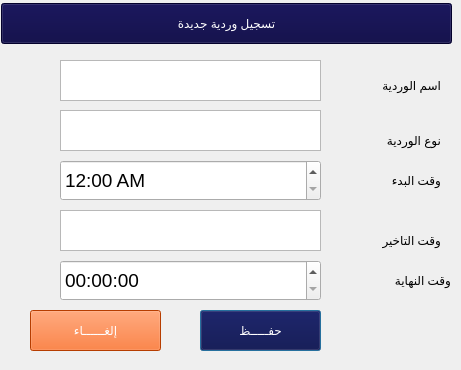
IbnEissa/EduTrackingPublic, file shiftDialog.ui: the form before one commit.
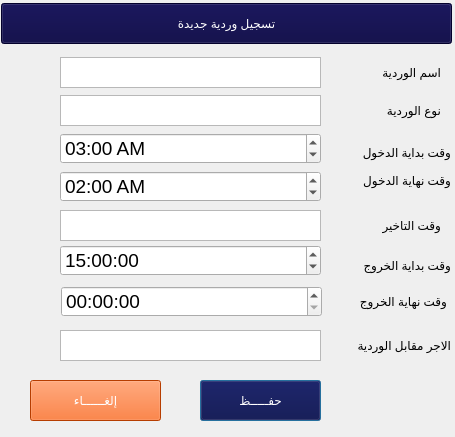
The form after the commit.

```diff
--- a/shiftDialog.ui
+++ b/shiftDialog.ui
@@ -6,8 +6,8 @@
    <rect>
     <x>0</x>
     <y>0</y>
-    <width>461</width>
-    <height>370</height>
+    <width>455</width>
+    <height>437</height>
    </rect>
   </property>
   <property name="windowTitle">
@@ -17,7 +17,7 @@
    <property name="geometry">
     <rect>
      <x>370</x>
-     <y>130</y>
+     <y>100</y>
      <width>71</width>
      <height>21</height>
     </rect>
@@ -33,7 +33,7 @@
    <property name="geometry">
     <rect>
      <x>200</x>
-     <y>310</y>
+     <y>380</y>
      <width>121</width>
      <height>41</height>
     </rect>
@@ -50,9 +50,9 @@
   <widget class="QLabel" name="label_4">
    <property name="geometry">
     <rect>
-     <x>340</x>
-     <y>170</y>
-     <width>101</width>
+     <x>330</x>
+     <y>142</y>
+     <width>121</width>
      <height>21</height>
     </rect>
    </property>
@@ -60,16 +60,16 @@
     <string notr="true">font: 10pt &quot;PT Bold Heading&quot;;</string>
    </property>
    <property name="text">
-    <string>وقت البدء</string>
+    <string>وقت بداية الدخول</string>
    </property>
   </widget>
   <widget class="QTextEdit" name="txtshift_Type">
    <property name="geometry">
     <rect>
      <x>60</x>
-     <y>110</y>
+     <y>95</y>
      <width>261</width>
-     <height>41</height>
+     <height>31</height>
     </rect>
    </property>
    <property name="font">
@@ -80,14 +80,17 @@
    <property name="inputMethodHints">
     <set>Qt::ImhPreferNumbers</set>
    </property>
+   <property name="verticalScrollBarPolicy">
+    <enum>Qt::ScrollBarAlwaysOff</enum>
+   </property>
   </widget>
   <widget class="QTextEdit" name="txtshift_name">
    <property name="geometry">
     <rect>
      <x>60</x>
-     <y>60</y>
+     <y>57</y>
      <width>261</width>
-     <height>41</height>
+     <height>31</height>
     </rect>
    </property>
    <property name="font">
@@ -98,12 +101,15 @@
    <property name="inputMethodHints">
     <set>Qt::ImhDigitsOnly|Qt::ImhMultiLine|Qt::ImhPreferNumbers</set>
    </property>
+   <property name="verticalScrollBarPolicy">
+    <enum>Qt::ScrollBarAlwaysOff</enum>
+   </property>
   </widget>
   <widget class="QLabel" name="label_2">
    <property name="geometry">
     <rect>
      <x>330</x>
-     <y>70</y>
+     <y>57</y>
      <width>111</width>
      <height>31</height>
     </rect>
@@ -119,9 +125,9 @@
    <property name="geometry">
     <rect>
      <x>60</x>
-     <y>160</y>
+     <y>133</y>
      <width>261</width>
-     <height>41</height>
+     <height>31</height>
     </rect>
    </property>
    <property name="font">
@@ -149,7 +155,7 @@
    </property>
    <property name="time">
     <time>
-     <hour>0</hour>
+     <hour>3</hour>
      <minute>0</minute>
      <second>0</second>
     </time>
@@ -158,9 +164,9 @@
   <widget class="QLabel" name="label_5">
    <property name="geometry">
     <rect>
-     <x>350</x>
-     <y>270</y>
-     <width>101</width>
+     <x>330</x>
+     <y>255</y>
+     <width>121</width>
      <height>21</height>
     </rect>
    </property>
@@ -168,16 +174,16 @@
     <string notr="true">font: 10pt &quot;PT Bold Heading&quot;;</string>
    </property>
    <property name="text">
-    <string>وقت النهاية</string>
+    <string>وقت بداية الخروج</string>
    </property>
   </widget>
   <widget class="QTimeEdit" name="timeEdit_2">
    <property name="geometry">
     <rect>
      <x>60</x>
-     <y>260</y>
+     <y>245</y>
      <width>261</width>
-     <height>41</height>
+     <height>31</height>
     </rect>
    </property>
    <property name="font">
@@ -205,7 +211,7 @@
    </property>
    <property name="time">
     <time>
-     <hour>0</hour>
+     <hour>15</hour>
      <minute>0</minute>
      <second>0</second>
     </time>
@@ -233,7 +239,7 @@
    <property name="geometry">
     <rect>
      <x>30</x>
-     <y>310</y>
+     <y>380</y>
      <width>131</width>
      <height>41</height>
     </rect>
@@ -247,31 +253,13 @@
     <string>إلغــــــاء</string>
    </property>
   </widget>
-  <widget class="QTextEdit" name="txtdelay_time">
-   <property name="geometry">
-    <rect>
-     <x>60</x>
-     <y>210</y>
-     <width>261</width>
-     <height>41</height>
-    </rect>
-   </property>
-   <property name="font">
-    <font>
-     <pointsize>14</pointsize>
-    </font>
-   </property>
-   <property name="inputMethodHints">
-    <set>Qt::ImhPreferNumbers</set>
-   </property>
-  </widget>
   <widget class="QLabel" name="label_6">
    <property name="geometry">
     <rect>
      <x>340</x>
-     <y>230</y>
+     <y>210</y>
      <width>101</width>
-     <height>21</height>
+     <height>31</height>
     </rect>
    </property>
    <property name="styleSheet">
@@ -281,6 +269,200 @@
     <string>وقت التاخير</string>
    </property>
   </widget>
+  <widget class="QTimeEdit" name="timeEndEnter">
+   <property name="geometry">
+    <rect>
+     <x>60</x>
+     <y>171</y>
+     <width>261</width>
+     <height>31</height>
+    </rect>
+   </property>
+   <property name="font">
+    <font>
+     <pointsize>14</pointsize>
+    </font>
+   </property>
+   <property name="locale">
+    <locale language="English" country="UnitedStates"/>
+   </property>
+   <property name="buttonSymbols">
+    <enum>QAbstractSpinBox::UpDownArrows</enum>
+   </property>
+   <property name="correctionMode">
+    <enum>QAbstractSpinBox::CorrectToPreviousValue</enum>
+   </property>
+   <property name="showGroupSeparator" stdset="0">
+    <bool>false</bool>
+   </property>
+   <property name="displayFormat">
+    <string>hh:mm AP</string>
+   </property>
+   <property name="calendarPopup">
+    <bool>true</bool>
+   </property>
+   <property name="timeSpec">
+    <enum>Qt::TimeZone</enum>
+   </property>
+   <property name="time">
+    <time>
+     <hour>2</hour>
+     <minute>0</minute>
+     <second>0</second>
+    </time>
+   </property>
+  </widget>
+  <widget class="QLabel" name="label_7">
+   <property name="geometry">
+    <rect>
+     <x>330</x>
+     <y>170</y>
+     <width>121</width>
+     <height>21</height>
+    </rect>
+   </property>
+   <property name="styleSheet">
+    <string notr="true">font: 10pt &quot;PT Bold Heading&quot;;</string>
+   </property>
+   <property name="text">
+    <string>وقت نهاية الدخول</string>
+   </property>
+  </widget>
+  <widget class="QLabel" name="label_8">
+   <property name="geometry">
+    <rect>
+     <x>326</x>
+     <y>291</y>
+     <width>121</width>
+     <height>21</height>
+    </rect>
+   </property>
+   <property name="styleSheet">
+    <string notr="true">font: 10pt &quot;PT Bold Heading&quot;;</string>
+   </property>
+   <property name="text">
+    <string>وقت نهاية الخروج</string>
+   </property>
+  </widget>
+  <widget class="QTimeEdit" name="timeEndOut">
+   <property name="geometry">
+    <rect>
+     <x>61</x>
+     <y>286</y>
+     <width>261</width>
+     <height>31</height>
+    </rect>
+   </property>
+   <property name="font">
+    <font>
+     <pointsize>14</pointsize>
+    </font>
+   </property>
+   <property name="locale">
+    <locale language="English" country="UnitedStates"/>
+   </property>
+   <property name="alignment">
+    <set>Qt::AlignLeading|Qt::AlignLeft|Qt::AlignVCenter</set>
+   </property>
+   <property name="buttonSymbols">
+    <enum>QAbstractSpinBox::UpDownArrows</enum>
+   </property>
+   <property name="correctionMode">
+    <enum>QAbstractSpinBox::CorrectToPreviousValue</enum>
+   </property>
+   <property name="showGroupSeparator" stdset="0">
+    <bool>false</bool>
+   </property>
+   <property name="calendarPopup">
+    <bool>true</bool>
+   </property>
+   <property name="timeSpec">
+    <enum>Qt::OffsetFromUTC</enum>
+   </property>
+   <property name="time">
+    <time>
+     <hour>0</hour>
+     <minute>0</minute>
+     <second>0</second>
+    </time>
+   </property>
+  </widget>
+  <widget class="QTextEdit" name="txtPayPerShift">
+   <property name="geometry">
+    <rect>
+     <x>60</x>
+     <y>330</y>
+     <width>261</width>
+     <height>31</height>
+    </rect>
+   </property>
+   <property name="font">
+    <font>
+     <pointsize>14</pointsize>
+    </font>
+   </property>
+   <property name="inputMethodHints">
+    <set>Qt::ImhNone</set>
+   </property>
+   <property name="verticalScrollBarPolicy">
+    <enum>Qt::ScrollBarAlwaysOff</enum>
+   </property>
+   <property name="horizontalScrollBarPolicy">
+    <enum>Qt::ScrollBarAlwaysOff</enum>
+   </property>
+   <property name="sizeAdjustPolicy">
+    <enum>QAbstractScrollArea::AdjustToContentsOnFirstShow</enum>
+   </property>
+   <property name="textInteractionFlags">
+    <set>Qt::TextEditorInteraction</set>
+   </property>
+  </widget>
+  <widget class="QLabel" name="label_9">
+   <property name="geometry">
+    <rect>
+     <x>320</x>
+     <y>330</y>
+     <width>131</width>
+     <height>31</height>
+    </rect>
+   </property>
+   <property name="styleSheet">
+    <string notr="true">font: 10pt &quot;PT Bold Heading&quot;;</string>
+   </property>
+   <property name="text">
+    <string>الاجر مقابل الوردية</string>
+   </property>
+  </widget>
+  <widget class="QTextEdit" name="timeDelay">
+   <property name="geometry">
+    <rect>
+     <x>60</x>
+     <y>210</y>
+     <width>261</width>
+     <height>31</height>
+    </rect>
+   </property>
+   <property name="font">
+    <font>
+     <pointsize>14</pointsize>
+    </font>
+   </property>
+   <property name="inputMethodHints">
+    <set>Qt::ImhNone</set>
+   </property>
+   <property name="verticalScrollBarPolicy">
+    <enum>Qt::ScrollBarAlwaysOff</enum>
+   </property>
+   <property name="horizontalScrollBarPolicy">
+    <enum>Qt::ScrollBarAlwaysOff</enum>
+   </property>
+   <property name="sizeAdjustPolicy">
+    <enum>QAbstractScrollArea::AdjustToContentsOnFirstShow</enum>
+   </property>
+   <property name="textInteractionFlags">
+    <set>Qt::TextEditorInteraction</set>
+   </property>
+  </widget>
  </widget>
  <resources/>
  <connections/>
```
Left out of the diff: 28 changed lines with no effect on the pictures.
